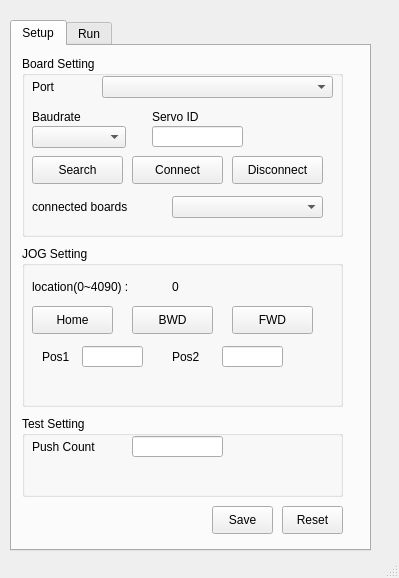
The window that WindowSoftware/MightyZap12LFWinApp/ui/app.ui (or-m-or/MightyZap_PyQt_12LF_ControlApp) describes before a commit, drawn with Qt 5.
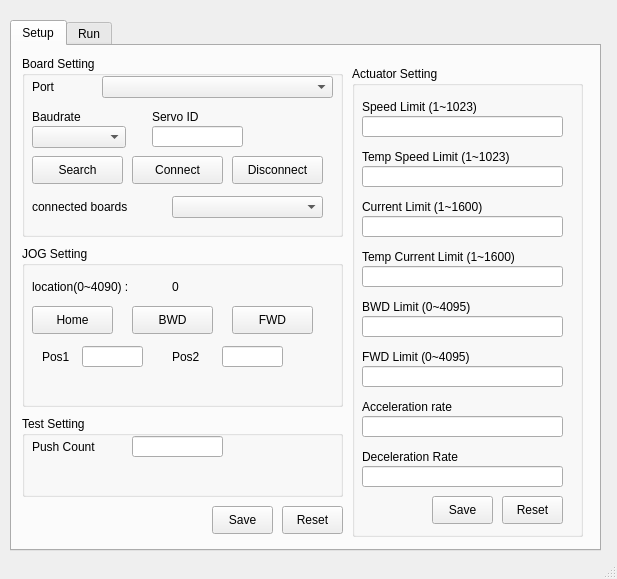
The same window after the commit. The open tabs and pages were chosen to show the change.

```diff
--- a/WindowSoftware/MightyZap12LFWinApp/ui/app.ui
+++ b/WindowSoftware/MightyZap12LFWinApp/ui/app.ui
@@ -6,8 +6,8 @@
    <rect>
     <x>0</x>
     <y>0</y>
-    <width>399</width>
-    <height>578</height>
+    <width>617</width>
+    <height>579</height>
    </rect>
   </property>
   <property name="windowTitle">
@@ -19,7 +19,7 @@
      <rect>
       <x>10</x>
       <y>20</y>
-      <width>361</width>
+      <width>591</width>
       <height>531</height>
      </rect>
     </property>
@@ -360,6 +360,229 @@
        <string>Reset</string>
       </property>
      </widget>
+     <widget class="QGroupBox" name="groupBox_3">
+      <property name="geometry">
+       <rect>
+        <x>340</x>
+        <y>20</y>
+        <width>231</width>
+        <height>471</height>
+       </rect>
+      </property>
+      <property name="title">
+       <string>Actuator Setting</string>
+      </property>
+      <widget class="QLabel" name="label_24">
+       <property name="geometry">
+        <rect>
+         <x>10</x>
+         <y>30</y>
+         <width>211</width>
+         <height>21</height>
+        </rect>
+       </property>
+       <property name="text">
+        <string>Speed Limit (1~1023)</string>
+       </property>
+      </widget>
+      <widget class="QLineEdit" name="SpeedLimitLineEdit">
+       <property name="geometry">
+        <rect>
+         <x>10</x>
+         <y>50</y>
+         <width>201</width>
+         <height>21</height>
+        </rect>
+       </property>
+      </widget>
+      <widget class="QLabel" name="label_25">
+       <property name="geometry">
+        <rect>
+         <x>10</x>
+         <y>80</y>
+         <width>211</width>
+         <height>21</height>
+        </rect>
+       </property>
+       <property name="text">
+        <string>Temp Speed Limit (1~1023)</string>
+       </property>
+      </widget>
+      <widget class="QLineEdit" name="SpeedTempLineEdit">
+       <property name="geometry">
+        <rect>
+         <x>10</x>
+         <y>100</y>
+         <width>201</width>
+         <height>21</height>
+        </rect>
+       </property>
+      </widget>
+      <widget class="QLabel" name="label_27">
+       <property name="geometry">
+        <rect>
+         <x>10</x>
+         <y>130</y>
+         <width>211</width>
+         <height>21</height>
+        </rect>
+       </property>
+       <property name="text">
+        <string>Current Limit (1~1600)</string>
+       </property>
+      </widget>
+      <widget class="QLineEdit" name="CurrentLimitLineEdit">
+       <property name="geometry">
+        <rect>
+         <x>10</x>
+         <y>150</y>
+         <width>201</width>
+         <height>21</height>
+        </rect>
+       </property>
+      </widget>
+      <widget class="QLabel" name="label_28">
+       <property name="geometry">
+        <rect>
+         <x>10</x>
+         <y>180</y>
+         <width>211</width>
+         <height>21</height>
+        </rect>
+       </property>
+       <property name="text">
+        <string>Temp Current Limit (1~1600)</string>
+       </property>
+      </widget>
+      <widget class="QLineEdit" name="CurrentTempLineEdit">
+       <property name="geometry">
+        <rect>
+         <x>10</x>
+         <y>200</y>
+         <width>201</width>
+         <height>21</height>
+        </rect>
+       </property>
+      </widget>
+      <widget class="QLabel" name="label_29">
+       <property name="geometry">
+        <rect>
+         <x>10</x>
+         <y>230</y>
+         <width>211</width>
+         <height>21</height>
+        </rect>
+       </property>
+       <property name="text">
+        <string>BWD Limit (0~4095)</string>
+       </property>
+      </widget>
+      <widget class="QLineEdit" name="BWDLimitLineEdit">
+       <property name="geometry">
+        <rect>
+         <x>10</x>
+         <y>250</y>
+         <width>201</width>
+         <height>21</height>
+        </rect>
+       </property>
+      </widget>
+      <widget class="QLabel" name="label_30">
+       <property name="geometry">
+        <rect>
+         <x>10</x>
+         <y>280</y>
+         <width>211</width>
+         <height>21</height>
+        </rect>
+       </property>
+       <property name="text">
+        <string>FWD Limit (0~4095)</string>
+       </property>
+      </widget>
+      <widget class="QLineEdit" name="FWDLimitLineEdit">
+       <property name="geometry">
+        <rect>
+         <x>10</x>
+         <y>300</y>
+         <width>201</width>
+         <height>21</height>
+        </rect>
+       </property>
+      </widget>
+      <widget class="QLabel" name="label_31">
+       <property name="geometry">
+        <rect>
+         <x>10</x>
+         <y>330</y>
+         <width>211</width>
+         <height>21</height>
+        </rect>
+       </property>
+       <property name="text">
+        <string>Acceleration rate</string>
+       </property>
+      </widget>
+      <widget class="QLineEdit" name="AccLineEdit">
+       <property name="geometry">
+        <rect>
+         <x>10</x>
+         <y>350</y>
+         <width>201</width>
+         <height>21</height>
+        </rect>
+       </property>
+      </widget>
+      <widget class="QLabel" name="label_32">
+       <property name="geometry">
+        <rect>
+         <x>10</x>
+         <y>380</y>
+         <width>211</width>
+         <height>21</height>
+        </rect>
+       </property>
+       <property name="text">
+        <string>Deceleration Rate</string>
+       </property>
+      </widget>
+      <widget class="QLineEdit" name="DecLineEdit">
+       <property name="geometry">
+        <rect>
+         <x>10</x>
+         <y>400</y>
+         <width>201</width>
+         <height>21</height>
+        </rect>
+       </property>
+      </widget>
+      <widget class="QPushButton" name="ActuatorSaveBtn">
+       <property name="geometry">
+        <rect>
+         <x>80</x>
+         <y>430</y>
+         <width>61</width>
+         <height>28</height>
+        </rect>
+       </property>
+       <property name="text">
+        <string>Save</string>
+       </property>
+      </widget>
+      <widget class="QPushButton" name="ActuatorResetBtn">
+       <property name="geometry">
+        <rect>
+         <x>150</x>
+         <y>430</y>
+         <width>61</width>
+         <height>28</height>
+        </rect>
+       </property>
+       <property name="text">
+        <string>Reset</string>
+       </property>
+      </widget>
+     </widget>
     </widget>
     <widget class="QWidget" name="tab_2">
      <attribute name="title">
```
Left out of the diff: 2 changed lines with no effect on the pictures.
